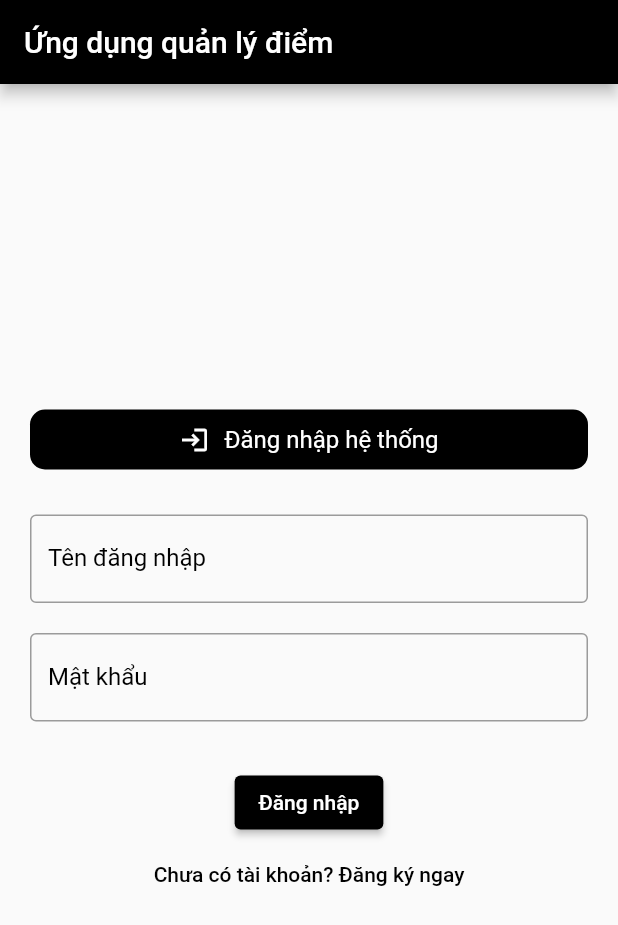
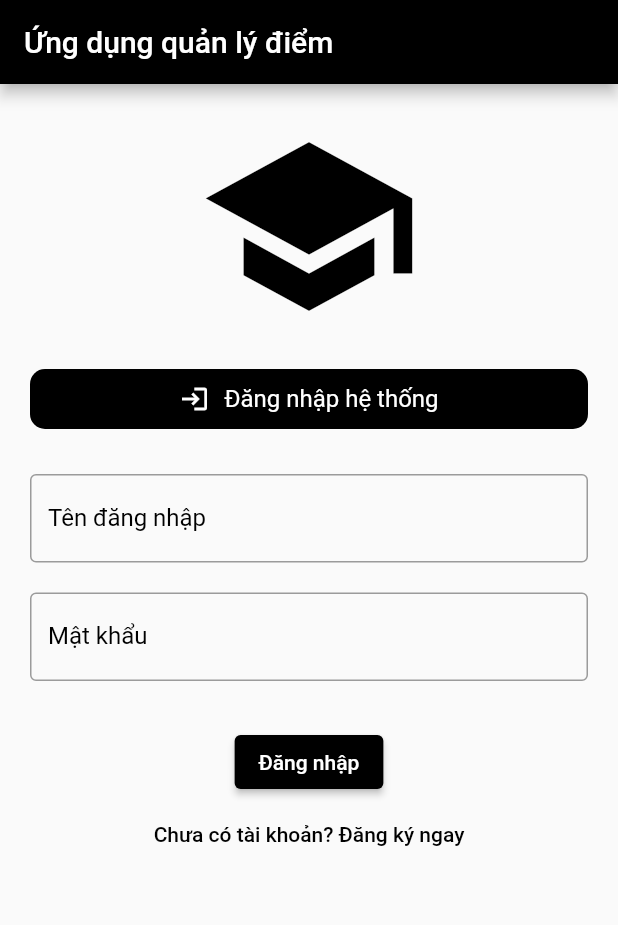
Before and after one commit to thanhson191526/Flutter, a Flutter app: the screen it shows after launch, on a phone screen of 412 x 824 dp. Shown: the top 925 px of the screen. Run offline on Flutter 3.47's test engine with Material 2 defaults, Android fonts, the phone set to English and light mode, and no system bars; our stand-ins replace shared_preferences.

Commit message:
Add Logo LoginScreen

```diff
--- a/lib/LoginScreen.dart
+++ b/lib/LoginScreen.dart
@@ -14,12 +14,19 @@ class LoginScreen extends StatelessWidget {
           backgroundColor: Colors.black,
           title: const Text('Ứng dụng quản lý điểm'),
         ),
-      body: Center(
+        body: SingleChildScrollView(
+          child: Center(
             child: Padding(
               padding: const EdgeInsets.all(20.0),
               child: Column(
                 mainAxisAlignment: MainAxisAlignment.center,
                 children: <Widget>[
+                  const Icon(
+                    Icons.school,
+                    size: 150,
+                    color: Colors.black,
+                  ),
+                  const SizedBox(height: 20),
                   Container(
                     width: double.infinity,
                     height: 40,
@@ -114,8 +121,8 @@ class LoginScreen extends StatelessWidget {
                         } else {
                           ScaffoldMessenger.of(context).showSnackBar(
                             const SnackBar(
-                          content:
-                              Text('Sai tài khoản hoặc mật khẩu. Xin thử lại!'),
+                              content: Text(
+                                  'Sai tài khoản hoặc mật khẩu. Xin thử lại!'),
                               duration: Duration(seconds: 2),
                             ),
                           );
@@ -123,8 +130,8 @@ class LoginScreen extends StatelessWidget {
                       } else {
                         ScaffoldMessenger.of(context).showSnackBar(
                           const SnackBar(
-                        content:
-                            Text('Vui lòng điền đầy đủ thông tin đăng nhập'),
+                            content: Text(
+                                'Vui lòng điền đầy đủ thông tin đăng nhập'),
                             duration: Duration(seconds: 2),
                           ),
                         );
@@ -140,7 +147,8 @@ class LoginScreen extends StatelessWidget {
                     onPressed: () {
                       Navigator.push(
                         context,
-                    MaterialPageRoute(builder: (context) => RegisterScreen()),
+                        MaterialPageRoute(
+                            builder: (context) => RegisterScreen()),
                       );
                     },
                   ),
@@ -148,6 +156,6 @@ class LoginScreen extends StatelessWidget {
               ),
             ),
           ),
-    );
+        ));
   }
 }
```
Lines whose indentation alone changed are shown as unchanged.
